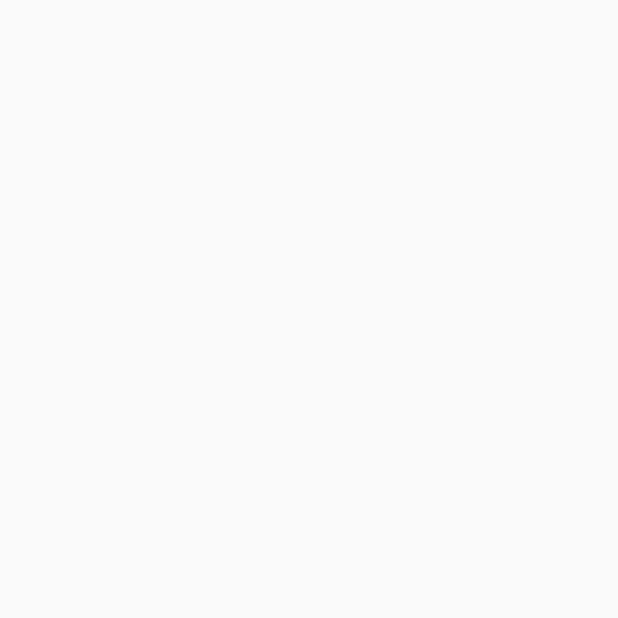
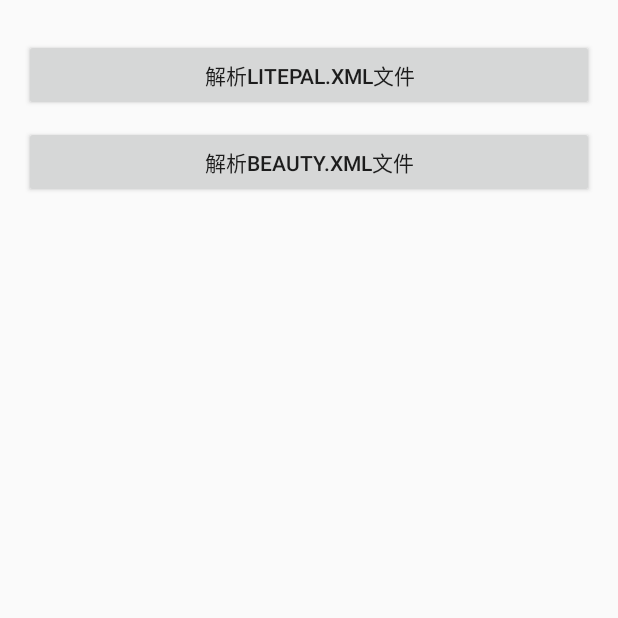
Before and after one commit to ALiaooo/ParserTraining, an Android app: the screen it shows after launch (SaxParserActivity), on a phone screen of 412 x 824 dp, the top half of it. Before the commit the part shown is empty. Run offline under Robolectric (Android 15) with nearby library versions, the phone set to English and light mode, and no system bars.

Commit message:
使用saxpaser解析litepal.xml

```diff
--- a/app/src/main/java/com/aliao/parser/entity/LitePalAttr.java
+++ b/app/src/main/java/com/aliao/parser/entity/LitePalAttr.java
@@ -70,6 +70,6 @@ public class LitePalAttr {
 
     @Override
     public String toString() {
-        return "数据库名称:"+dbName+" ,数据库版本"+version;
+        return "数据库名称:"+dbName+"\n数据库版本:"+version+"\n\n数据库映射对象类名:";
     }
 }
--- a/app/src/main/java/com/aliao/parser/saxparser/LitePalParserFragment.java
+++ b/app/src/main/java/com/aliao/parser/saxparser/LitePalParserFragment.java
@@ -46,11 +46,12 @@ public class LitePalParserFragment extends Fragment implements View.OnClickListe
     }
 
     private void showResult() {
+        mTvResult.setVisibility(View.VISIBLE);
         LitePalAttr mLitePalAttr = LitePalAttr.getIntance();
         StringBuffer sb = new StringBuffer(mLitePalAttr.toString());
         for (String className:mLitePalAttr.getClassNames()){
-            sb.append("/n"+className);
+            sb.append("\n\n"+className);
         }
-        mTvResult.setText(sb.toString());
+        mTvResult.setText("SAXParser解析litepal.xml结果：\n\n"+sb.toString());
     }
 }
--- a/app/src/main/java/com/aliao/parser/saxparser/SaxParserActivity.java
+++ b/app/src/main/java/com/aliao/parser/saxparser/SaxParserActivity.java
@@ -13,7 +13,7 @@ import com.aliao.parser.R;
 /**
  * Created by 丽双 on 2015/6/3.
  */
-public class SaxParserActivity extends FragmentActivity implements View.OnClickListener{
+public class SaxParserActivity extends FragmentActivity {
 
 
     private String lastFragmentTag;
@@ -22,31 +22,14 @@ public class SaxParserActivity extends FragmentActivity implements View.OnClickL
     protected void onCreate(Bundle savedInstanceState) {
         super.onCreate(savedInstanceState);
         setContentView(R.layout.activity_sax);
-        initViews();
-    }
-
-    private void initViews() {
-        findViewById(R.id.btn_parse_beauty).setOnClickListener(this);
-        findViewById(R.id.btn_parse_litepal).setOnClickListener(this);
+        replaceFragment("parser",  SaxParserFragment.TAG);
     }
 
 
-    @Override
-    public void onClick(View v) {
-        switch (v.getId()){
-            case R.id.btn_parse_beauty:
-                replaceBeauty();
-                break;
-            case R.id.btn_parse_litepal:
-                replaceLitePal();
-                break;
-        }
-    }
-
-    private void replaceLitePal() {
+    public void replaceLitePal() {
         replaceFragment("解析litepal", LitePalParserFragment.TAG);
     }
-    private void replaceBeauty() {
+    public void replaceBeauty() {
         replaceFragment("解析beauty", BeautyParserFragment.TAG);
     }
 
@@ -71,7 +54,10 @@ public class SaxParserActivity extends FragmentActivity implements View.OnClickL
     }
 
     private Fragment getFragment(String tag) {
-        if (tag.equals(LitePalParserFragment.TAG)) {
+
+        if (tag.equals(SaxParserFragment.TAG)) {
+            return SaxParserFragment.newInstance();
+        }if (tag.equals(LitePalParserFragment.TAG)) {
             return new LitePalParserFragment();
         } else if (tag.equals(BeautyParserFragment.TAG)) {
             return new BeautyParserFragment();
--- a/app/src/main/java/com/aliao/parser/saxparser/SaxParserFragment.java
+++ b/app/src/main/java/com/aliao/parser/saxparser/SaxParserFragment.java
@@ -12,11 +12,16 @@ import com.aliao.parser.R;
 /**
  * Created by 丽双 on 2015/6/4.
  */
-public class SaxParserFragment extends Fragment {
-
+public class SaxParserFragment extends Fragment implements View.OnClickListener {
+    public static final String TAG = SaxParserFragment.class.getSimpleName();
     @Override
     public void onCreate(@Nullable Bundle savedInstanceState) {
         super.onCreate(savedInstanceState);
+    }
+
+    public static final SaxParserFragment newInstance() {
+        SaxParserFragment saxFragment = new SaxParserFragment();
+        return saxFragment;
     }
 
     @Nullable
@@ -24,4 +29,23 @@ public class SaxParserFragment extends Fragment {
     public View onCreateView(LayoutInflater inflater, ViewGroup container, Bundle savedInstanceState) {
         return inflater.inflate(R.layout.fragment_saxparser, container, false);
     }
+
+    @Override
+    public void onViewCreated(View view, @Nullable Bundle savedInstanceState) {
+        view.findViewById(R.id.btn_parse_beauty).setOnClickListener(this);
+        view.findViewById(R.id.btn_parse_litepal).setOnClickListener(this);
+    }
+
+    @Override
+    public void onClick(View v) {
+        SaxParserActivity saxActivity = (SaxParserActivity) getActivity();
+        switch (v.getId()){
+            case R.id.btn_parse_beauty:
+                saxActivity.replaceBeauty();
+                break;
+            case R.id.btn_parse_litepal:
+                saxActivity.replaceLitePal();
+                break;
+        }
+    }
 }
--- a/app/src/main/res/layout/activity_sax.xml
+++ b/app/src/main/res/layout/activity_sax.xml
@@ -18,18 +18,4 @@
         android:gravity="center_horizontal"
         android:text="使用SAX解析xml文档"/>
 
-    <Button
-        android:id="@+id/btn_parse_litepal"
-        android:layout_width="match_parent"
-        android:layout_height="wrap_content"
-        android:text="解析LitePal.xml文件"
-        android:layout_marginTop="10dp"/>
-
-    <Button
-        android:id="@+id/btn_parse_beauty"
-        android:layout_width="match_parent"
-        android:layout_height="wrap_content"
-        android:text="解析beauty.xml文件"
-        android:layout_marginTop="10dp"/>
-
 </LinearLayout>
--- a/app/src/main/res/layout/fragment_saxparser.xml
+++ b/app/src/main/res/layout/fragment_saxparser.xml
@@ -3,4 +3,19 @@
     android:orientation="vertical" android:layout_width="match_parent"
     android:layout_height="match_parent">
 
+    <Button
+        android:id="@+id/btn_parse_litepal"
+        android:layout_width="match_parent"
+        android:layout_height="wrap_content"
+        android:text="解析LitePal.xml文件"
+        android:layout_marginTop="10dp"/>
+
+    <Button
+        android:id="@+id/btn_parse_beauty"
+        android:layout_width="match_parent"
+        android:layout_height="wrap_content"
+        android:text="解析beauty.xml文件"
+        android:layout_marginTop="10dp"/>
+
+
 </LinearLayout>
```
Also changed, not shown: app/src/main/assets/litepal.xml (+2 -8 lines), app/src/main/java/com/aliao/parser/entity/SurveyInfo.java (added, +94 -0 lines), app/src/main/java/com/aliao/parser/entity/UserInfo.java (added, +89 -0 lines), app/src/main/res/layout/fragment_saxparser_litepal.xml (+2 -6 lines).
